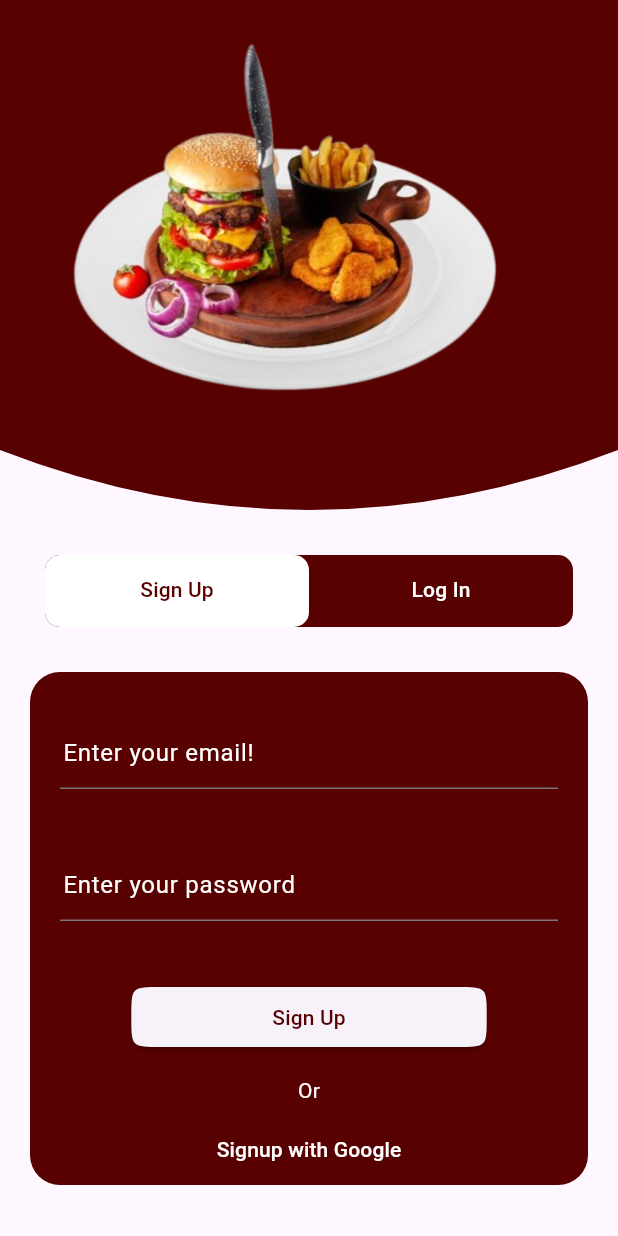
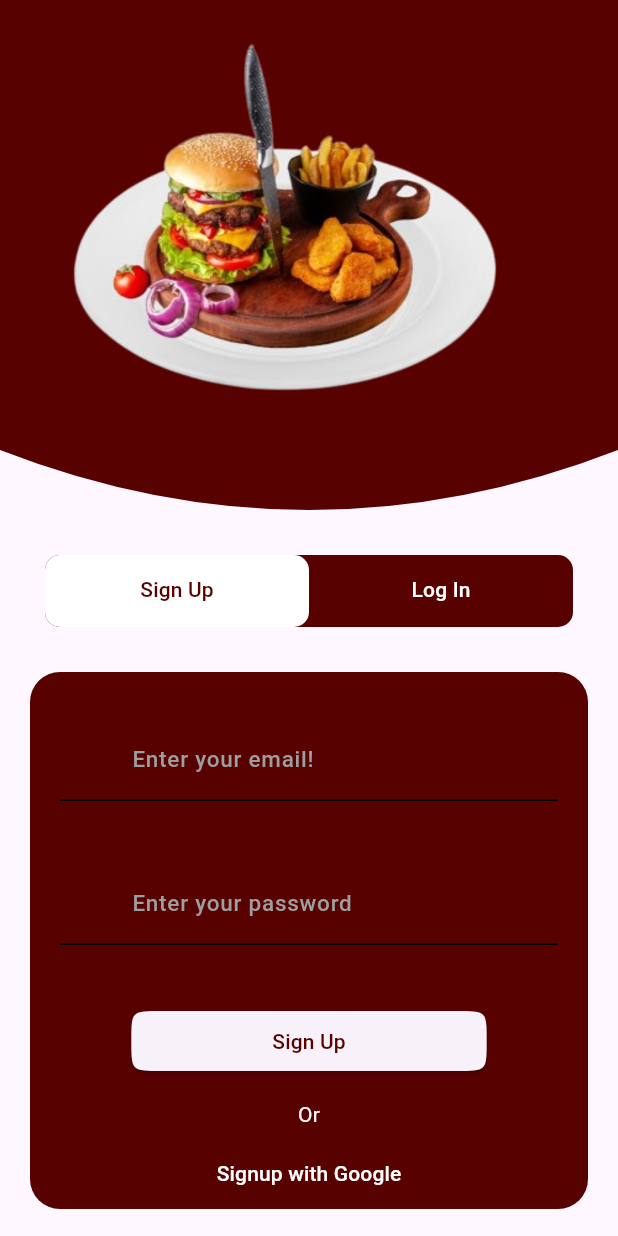
Before and after one commit to AbuHuraira61/mfc, a Flutter app: the screen it shows after launch, on a phone screen of 412 x 824 dp. Run offline on Flutter 3.47's test engine with Material 3 defaults, Android fonts, the phone set to English and light mode, and no system bars; our stand-ins replace carousel_slider, cloud_firestore, firebase_auth, firebase_core, flutter_rating_bar, get and 3 more; accounts and stored records are empty.

Commit message:
Login and SignUp Screen

```diff
--- a/lib/auth/LoginSignUpScreen/Commons/Common/CustomTextFormField.dart
+++ b/lib/auth/LoginSignUpScreen/Commons/Common/CustomTextFormField.dart
@@ -1,23 +1,47 @@
 import 'package:flutter/material.dart';
 import 'package:mfc/Constants/colors.dart';
+
 final TextEditingController TextController = TextEditingController();
 
-
-
-TextFormField customTextFormField ({required String labletext, required TextEditingController TextController, required String validatorText,}) {
+TextFormField customTextFormField({
+  required String labletext,
+  required TextEditingController TextController,
+  required String validatorText,
+  required IconData icon,
+}) {
   return TextFormField(
     validator: (value) {
-               if(value!.isEmpty){
+      if (value!.isEmpty) {
         return 'Please enter $validatorText';
       }
       return null;
     },
     controller: TextController,
-              cursorColor: secondaryColor,
-              style: TextStyle(color: const Color.fromARGB(217, 255, 255, 255),),
+    cursorColor: Colors.black,
+    style: const TextStyle(
+      color: Colors.black87,
+    ),
     decoration: InputDecoration(
-
-              focusColor: secondaryColor, labelText: labletext, labelStyle: TextStyle(color: Colors.white),contentPadding: EdgeInsets.all(2.0), focusedBorder: UnderlineInputBorder(borderSide: BorderSide(color: secondaryColor),)),
+      isDense: true,
+      prefixIcon: Padding(
+        padding: const EdgeInsets.only(left: 8.0, right: 8.0),
+        child: Icon(icon, color: Color(0xff570101), size: 28.0),
+      ),
+      prefixIconConstraints: const BoxConstraints(
+        minWidth: 40,
+        minHeight: 40,
+      ),
+      hintText: labletext,
+      hintStyle: const TextStyle(
+          color: Colors.grey, fontSize: 15, fontWeight: FontWeight.w500),
+      floatingLabelBehavior: FloatingLabelBehavior.never,
+      contentPadding: const EdgeInsets.symmetric(vertical: 16.0),
+      enabledBorder: const UnderlineInputBorder(
+        borderSide: BorderSide(color: Colors.black),
+      ),
+      focusedBorder: const UnderlineInputBorder(
+        borderSide: BorderSide(color: Colors.black),
+      ),
+    ),
   );
-
 }
--- a/lib/auth/LoginSignUpScreen/Commons/SignUpCard.dart
+++ b/lib/auth/LoginSignUpScreen/Commons/SignUpCard.dart
@@ -19,8 +19,6 @@ final TextEditingController passwordController = TextEditingController();
 final AuthService authService = AuthService();
 final _signUpformkey = GlobalKey<FormState>();
 
-
-
 class _SignUpCardState extends State<SignUpCard> {
   @override
   Widget build(BuildContext context) {
@@ -41,7 +39,9 @@ class _SignUpCardState extends State<SignUpCard> {
                   padding: const EdgeInsets.symmetric(horizontal: 20),
                   child: customTextFormField(
                       labletext: 'Enter your email!',
-                      TextController: emailController, validatorText: 'Email'),
+                      icon: Icons.lock,
+                      TextController: emailController,
+                      validatorText: 'Email'),
                 ),
                 SizedBox(
                   height: 40,
@@ -51,8 +51,9 @@ class _SignUpCardState extends State<SignUpCard> {
                     horizontal: 20,
                   ),
                   child: customTextFormField(
-                    validatorText:'Password' ,
+                      validatorText: 'Password',
                       labletext: 'Enter your password',
+                      icon: Icons.lock,
                       TextController: passwordController),
                 ),
                 SizedBox(
@@ -63,22 +64,22 @@ class _SignUpCardState extends State<SignUpCard> {
                       shape: ContinuousRectangleBorder(
                           borderRadius: BorderRadius.circular(20))),
                   onPressed: () {
-                    if(_signUpformkey.currentState!.validate()){
-                       authService.signUpUser(emailController.text, passwordController.text, context).then(
-                         (value) {
+                    if (_signUpformkey.currentState!.validate()) {
+                      authService
+                          .signUpUser(emailController.text,
+                              passwordController.text, context)
+                          .then(
+                        (value) {
                           Get.snackbar('Success!', 'Email added sccuessfully!');
-                            Get.off(HomeScreen());
-
-                         },
-                       ).onError(
+                          Get.off(HomeScreen());
+                        },
+                      ).onError(
                         (error, stackTrace) {
                           Get.snackbar('Error', error.toString());
                           return;
                         },
-                        );
-
+                      );
                     }
-
                   },
                   child: Padding(
                       padding: EdgeInsets.symmetric(horizontal: 70),
```
Also changed, not shown: lib/auth/LoginSignUpScreen/Commons/LogInCard.dart (+4 -6 lines), lib/auth/LoginSignUpScreen/Commons/LoginScreen.dart (added, +157 -0 lines), lib/auth/LoginSignUpScreen/Commons/SignUpScreen.dart (added, +156 -0 lines), assets/logo.png (added), 129 other files. Lines whose indentation alone changed are shown as unchanged.
